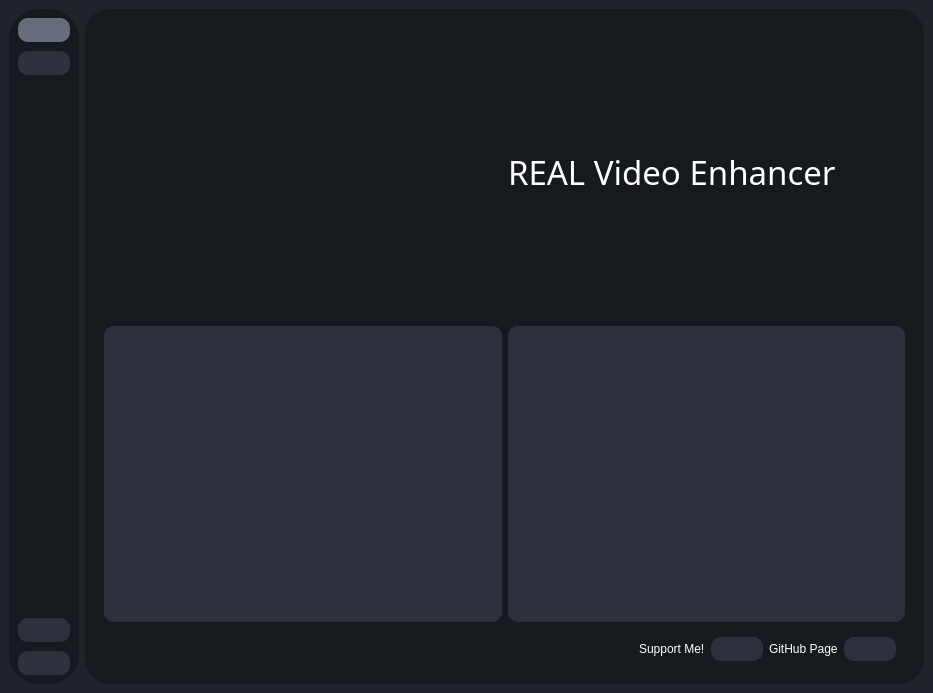
Old version of the form testRVEInterface.ui in the repository gokulmc/enhance_crop.
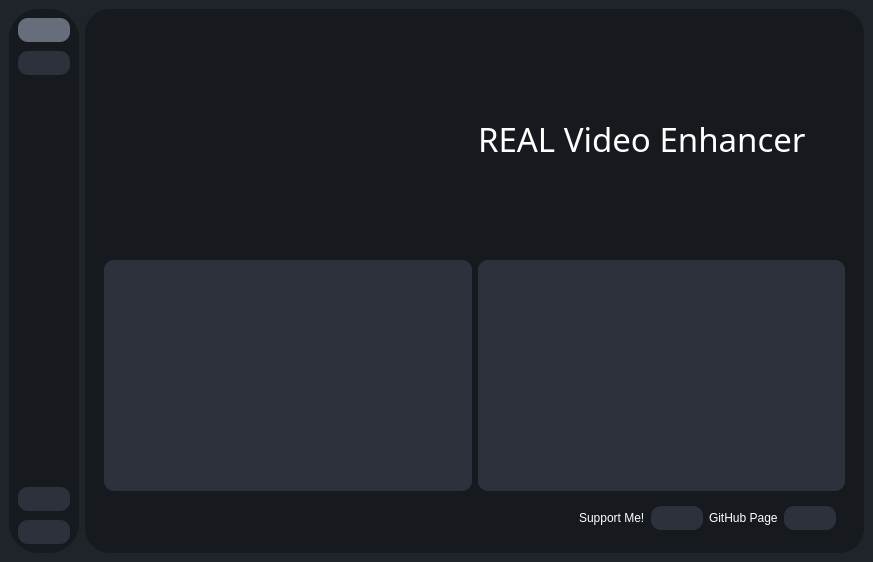
New version of the form. Icons and pictures are not drawn.

```diff
--- a/testRVEInterface.ui
+++ b/testRVEInterface.ui
@@ -6,8 +6,8 @@
    <rect>
     <x>0</x>
     <y>0</y>
-    <width>933</width>
-    <height>693</height>
+    <width>0</width>
+    <height>0</height>
    </rect>
   </property>
   <property name="sizePolicy">
```
Left out of the diff: 257 changed lines with no effect on the pictures.
